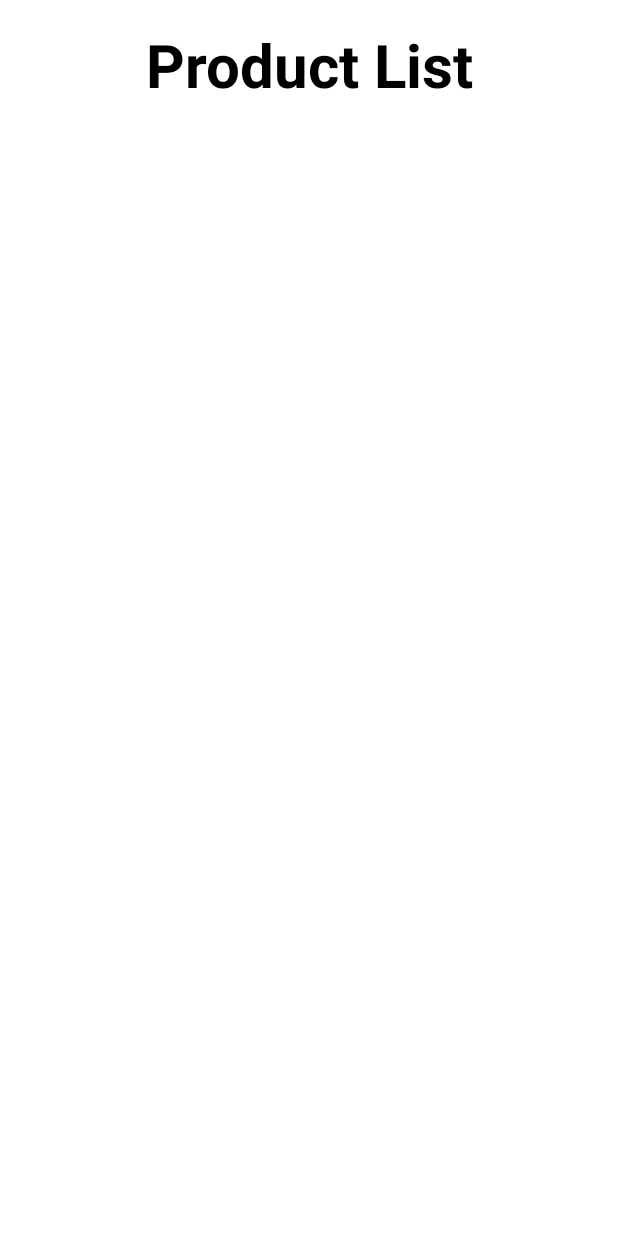
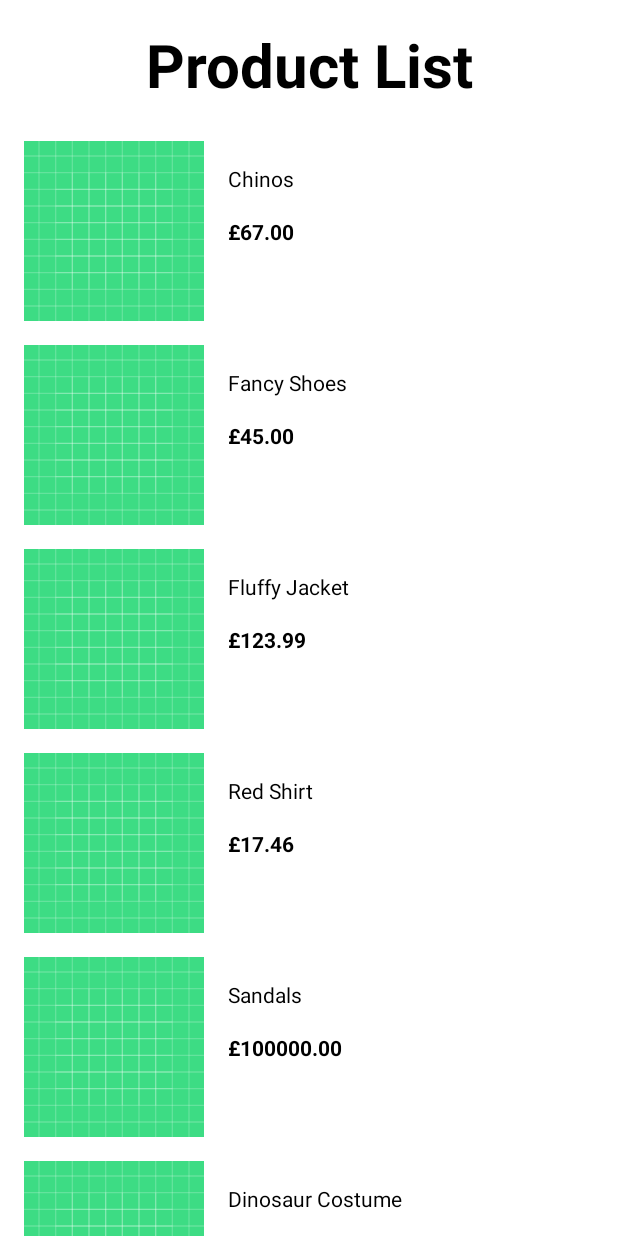
Before and after one commit to TheUsualLima/clothing-app, an Android app: the ProductsListActivity screen opened directly, with no data from a screen before it, on a phone screen of 412 x 824 dp. Run offline under Robolectric (Android 15) with nearby library versions, the phone set to English and light mode, and no system bars.

Commit message:
recycler view populatable with adapter

```diff
--- a/app/build.gradle
+++ b/app/build.gradle
@@ -30,6 +30,9 @@ android {
     kotlinOptions {
         jvmTarget = '1.8'
     }
+    buildFeatures {
+        viewBinding true
+    }
 }
 
 dependencies {
--- /dev/null
+++ b/app/src/main/java/com/jason/clothingdisplay/domain/Product.kt
@@ -0,0 +1,11 @@
+package com.jason.clothingdisplay.domain
+
+import java.math.BigDecimal
+
+data class Product(
+    val id: Int,
+    val name: String,
+    val price: BigDecimal,
+    val image: String
+) {
+}
--- /dev/null
+++ b/app/src/main/java/com/jason/clothingdisplay/ui/productslist/ProductAdapter.kt
@@ -0,0 +1,30 @@
+package com.jason.clothingdisplay.ui.productslist
+
+import android.content.Context
+import android.view.LayoutInflater
+import android.view.ViewGroup
+import androidx.recyclerview.widget.ListAdapter
+import androidx.recyclerview.widget.RecyclerView
+import com.jason.clothingdisplay.R
+import com.jason.clothingdisplay.databinding.ProductsListItemBinding
+import com.jason.clothingdisplay.domain.Product
+
+class ProductsAdapter() : ListAdapter<Product, ProductsAdapter.ProductsViewHolder>(ProductDiffUtilItemCallback) {
+    override fun onBindViewHolder(holder: ProductsViewHolder, position: Int) {
+        holder.bind(getItem(position))
+    }
+
+    override fun onCreateViewHolder(parent: ViewGroup, viewType: Int): ProductsViewHolder {
+        val itemBinding = ProductsListItemBinding.inflate(LayoutInflater.from(parent.context), parent, false)
+        return ProductsViewHolder(itemBinding, parent.context)
+    }
+
+    class ProductsViewHolder(private val itemBinding: ProductsListItemBinding, private val context: Context) : RecyclerView.ViewHolder(itemBinding.root) {
+        fun bind(currentItem: Product) {
+            itemBinding.apply {
+                productName.text = currentItem.name
+                productPrice.text = context.resources.getString(R.string.price, String.format("%.2f", currentItem.price))
+            }
+        }
+    }
+}
--- /dev/null
+++ b/app/src/main/java/com/jason/clothingdisplay/ui/productslist/ProductDiffUtilItemCallback.kt
@@ -0,0 +1,15 @@
+package com.jason.clothingdisplay.ui.productslist
+
+import androidx.recyclerview.widget.DiffUtil
+import com.jason.clothingdisplay.domain.Product
+
+object ProductDiffUtilItemCallback : DiffUtil.ItemCallback<Product>() {
+    override fun areItemsTheSame(oldItem: Product, newItem: Product): Boolean {
+        return oldItem == newItem
+    }
+
+    override fun areContentsTheSame(oldItem: Product, newItem: Product): Boolean {
+        return oldItem == newItem
+    }
+
+}
--- a/app/src/main/java/com/jason/clothingdisplay/ui/productslist/ProductsListActivity.kt
+++ b/app/src/main/java/com/jason/clothingdisplay/ui/productslist/ProductsListActivity.kt
@@ -2,11 +2,106 @@ package com.jason.clothingdisplay.ui.productslist
 
 import androidx.appcompat.app.AppCompatActivity
 import android.os.Bundle
+import android.view.LayoutInflater
+import androidx.recyclerview.widget.LinearLayoutManager
 import com.jason.clothingdisplay.R
+import com.jason.clothingdisplay.databinding.ActivityProductsListBinding
+import com.jason.clothingdisplay.databinding.ProductsListItemBinding
+import com.jason.clothingdisplay.domain.Product
+import java.text.DecimalFormat
 
 class ProductsListActivity : AppCompatActivity() {
+    private lateinit var vBinding: ActivityProductsListBinding
+
     override fun onCreate(savedInstanceState: Bundle?) {
         super.onCreate(savedInstanceState)
-        setContentView(R.layout.activity_products_list)
+        vBinding = ActivityProductsListBinding.inflate(layoutInflater)
+        setContentView(vBinding.root)
+
+        setupRecycler()
+    }
+
+    private fun setupRecycler() {
+        vBinding.productListRecyclerView.layoutManager = LinearLayoutManager(this)
+        val adapter = ProductsAdapter()
+        vBinding.productListRecyclerView.adapter = adapter
+        vBinding.productListRecyclerView.setHasFixedSize(true)
+
+        adapter.submitList(
+            listOf(
+                Product(
+                    1,
+                    "Chinos",
+                    67.toBigDecimal(),
+                    "chino-image"
+                ),
+                Product(
+                    2,
+                    "Fancy Shoes",
+                    45.toBigDecimal(),
+                    "fancy-shoes-image"
+                ),
+                Product(
+                    3,
+                    "Fluffy Jacket",
+                    123.99.toBigDecimal(),
+                    "fluffy-jacket-image"
+                ),
+                Product(
+                    4,
+                    "Red Shirt",
+                    17.46.toBigDecimal(),
+                    "red-shirt-image"
+                ),
+                Product(
+                    5,
+                    "Sandals",
+                    99999.99999.toBigDecimal(),
+                    "sandals-image"
+                ),
+                Product(
+                    6,
+                    "Dinosaur Costume",
+                    3.50.toBigDecimal(),
+                    "dinosaur-costume-image"
+                ),
+                Product(
+                    1,
+                    "Chinos",
+                    67.toBigDecimal(),
+                    "chino-image"
+                ),
+                Product(
+                    2,
+                    "Fancy Shoes",
+                    45.toBigDecimal(),
+                    "fancy-shoes-image"
+                ),
+                Product(
+                    3,
+                    "Fluffy Jacket",
+                    123.99.toBigDecimal(),
+                    "fluffy-jacket-image"
+                ),
+                Product(
+                    4,
+                    "Red Shirt",
+                    17.46.toBigDecimal(),
+                    "red-shirt-image"
+                ),
+                Product(
+                    5,
+                    "Sandals",
+                    99999.99999.toBigDecimal(),
+                    "sandals-image"
+                ),
+                Product(
+                    6,
+                    "Dinosaur Costume",
+                    3.50.toBigDecimal(),
+                    "dinosaur-costume-image"
+                )
+            )
+        )
     }
 }
--- /dev/null
+++ b/app/src/main/res/drawable/recycler_shimmer_background.xml
@@ -0,0 +1,13 @@
+<?xml version="1.0" encoding="utf-8"?>
+<ripple xmlns:android="http://schemas.android.com/apk/res/android" android:color="?android:attr/colorControlHighlight">
+    <item android:state_pressed="true">
+        <shape android:shape="rectangle">
+            <solid android:color="@color/grey" />
+        </shape>
+    </item>
+    <item>
+        <shape android:shape="rectangle">
+            <solid android:color="@color/design_default_color_background" />
+        </shape>
+    </item>
+</ripple>
--- a/app/src/main/res/layout/activity_products_list.xml
+++ b/app/src/main/res/layout/activity_products_list.xml
@@ -22,10 +22,11 @@
     <androidx.recyclerview.widget.RecyclerView
         android:id="@+id/product_list_recycler_view"
         android:layout_width="match_parent"
-        android:layout_height="wrap_content"
+        android:layout_height="0dp"
         app:layout_constraintTop_toBottomOf="@+id/product_title"
         app:layout_constraintStart_toStartOf="parent"
         app:layout_constraintEnd_toEndOf="parent"
+        app:layout_constraintBottom_toBottomOf="parent"
         tools:listitem="@layout/products_list_item"/>
 
 </androidx.constraintlayout.widget.ConstraintLayout>
--- a/app/src/main/res/layout/products_list_item.xml
+++ b/app/src/main/res/layout/products_list_item.xml
@@ -2,7 +2,10 @@
 <androidx.constraintlayout.widget.ConstraintLayout xmlns:android="http://schemas.android.com/apk/res/android"
     android:layout_width="match_parent"
     android:layout_height="wrap_content"
-    xmlns:app="http://schemas.android.com/apk/res-auto">
+    xmlns:app="http://schemas.android.com/apk/res-auto"
+    android:clickable="true"
+    android:focusable="true"
+    android:background="@drawable/recycler_shimmer_background">
 
     <ImageView
         android:id="@+id/product_image"
--- a/app/src/main/res/values/strings.xml
+++ b/app/src/main/res/values/strings.xml
@@ -3,4 +3,5 @@
     <string name="welcome">Welcome</string>
     <string name="view_products">View Products</string>
     <string name="product_list_title">Product List</string>
+    <string name="price">£%1$s</string>
 </resources>
```
